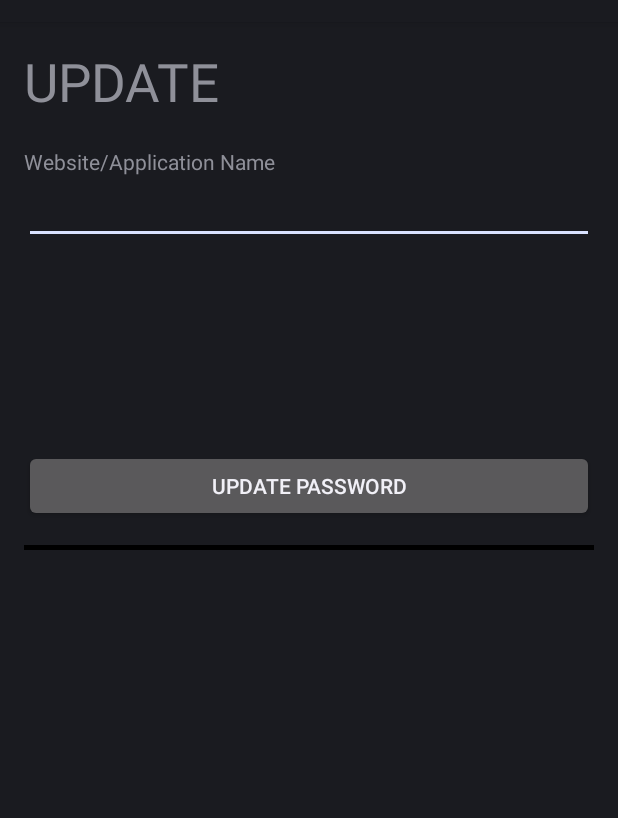
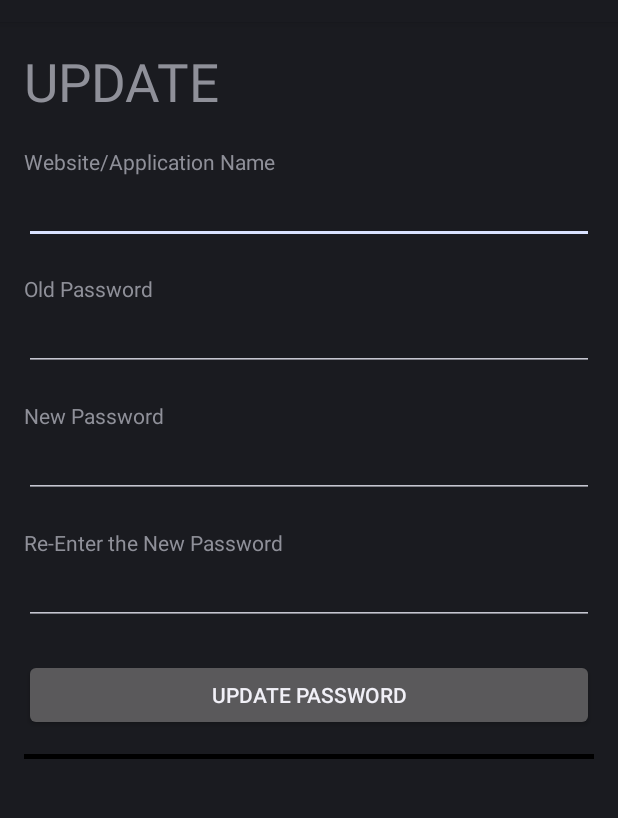
Before and after one commit to dcam90/RemPas, an Android app: the Main5Activity screen opened directly, with no data from a screen before it, on a phone screen of 412 x 824 dp, the part 62-880 px from its top. Run offline under Robolectric (Android 15) with nearby library versions, the phone set to English and light mode, and no system bars.

Commit message:
6/16/2017

```diff
--- a/app/src/main/java/multitouch/android/vogella/com/rempas/Main2Activity.java
+++ b/app/src/main/java/multitouch/android/vogella/com/rempas/Main2Activity.java
@@ -37,7 +37,7 @@ public class Main2Activity extends Activity {
             case R.id.retrieval:
                 startActivity(new Intent(this, Main3Activity.class));
             case R.id.replacement:
-                return true;
+                startActivity(new Intent(this, Main5Activity.class));
             case R.id.deletion:
                 startActivity(new Intent(this, Main4Activity.class));
             default:
--- a/app/src/main/java/multitouch/android/vogella/com/rempas/Main3Activity.java
+++ b/app/src/main/java/multitouch/android/vogella/com/rempas/Main3Activity.java
@@ -38,7 +38,7 @@ public class Main3Activity extends Activity {
             case R.id.retrieval:
                 return true;
             case R.id.replacement:
-                return true;
+                startActivity(new Intent(this, Main5Activity.class));
             case R.id.deletion:
                 startActivity(new Intent(this, Main4Activity.class));
             default:
--- a/app/src/main/java/multitouch/android/vogella/com/rempas/Main4Activity.java
+++ b/app/src/main/java/multitouch/android/vogella/com/rempas/Main4Activity.java
@@ -37,7 +37,7 @@ public class Main4Activity extends Activity {
             case R.id.retrieval:
                 startActivity(new Intent(this, Main3Activity.class));
             case R.id.replacement:
-                return true;
+                startActivity(new Intent(this, Main5Activity.class));
             case R.id.deletion:
                 return true;
             default:
--- a/app/src/main/res/layout/activity_main2.xml
+++ b/app/src/main/res/layout/activity_main2.xml
@@ -65,7 +65,7 @@
 
     <EditText
         android:id="@+id/txtPassword"
-        android:inputType="text"
+        android:inputType="textPassword"
         android:layout_width="fill_parent"
         android:layout_height="wrap_content"
         android:ems="10"
--- a/app/src/main/res/layout/activty_main5.xml
+++ b/app/src/main/res/layout/activty_main5.xml
@@ -12,8 +12,35 @@
         android:layout_width="wrap_content"
         android:layout_height="wrap_content"
         android:text="@string/title"
-        android:id="@+id/deleteView"
+        android:id="@+id/replaceView"
         android:layout_below="@+id/updatetitle"
+        android:layout_alignParentStart="true"
+        android:layout_marginTop="20dp" />
+
+    <TextView
+        android:layout_width="wrap_content"
+        android:layout_height="wrap_content"
+        android:text="@string/old_pass"
+        android:id="@+id/oldView"
+        android:layout_below="@+id/replaceEdit"
+        android:layout_alignParentStart="true"
+        android:layout_marginTop="20dp" />
+
+    <TextView
+        android:layout_width="wrap_content"
+        android:layout_height="wrap_content"
+        android:text="@string/new_pass"
+        android:id="@+id/newView"
+        android:layout_below="@+id/oldEdit"
+        android:layout_alignParentStart="true"
+        android:layout_marginTop="20dp" />
+
+    <TextView
+        android:layout_width="wrap_content"
+        android:layout_height="wrap_content"
+        android:text="@string/new_pass_con"
+        android:id="@+id/newConfView"
+        android:layout_below="@+id/newEdit"
         android:layout_alignParentStart="true"
         android:layout_marginTop="20dp" />
 
@@ -28,8 +55,35 @@
     <EditText
         android:layout_width="wrap_content"
         android:layout_height="wrap_content"
-        android:id="@+id/deleteEdit"
-        android:layout_below="@+id/deleteView"
+        android:id="@+id/replaceEdit"
+        android:layout_below="@+id/replaceView"
+        android:layout_alignParentStart="true"
+        android:layout_alignParentEnd="true" />
+
+    <EditText
+        android:layout_width="wrap_content"
+        android:layout_height="wrap_content"
+        android:inputType="textPassword"
+        android:id="@+id/oldEdit"
+        android:layout_below="@+id/oldView"
+        android:layout_alignParentStart="true"
+        android:layout_alignParentEnd="true" />
+
+    <EditText
+        android:layout_width="wrap_content"
+        android:layout_height="wrap_content"
+        android:inputType="textPassword"
+        android:id="@+id/newEdit"
+        android:layout_below="@+id/newView"
+        android:layout_alignParentStart="true"
+        android:layout_alignParentEnd="true" />
+
+    <EditText
+        android:layout_width="wrap_content"
+        android:layout_height="wrap_content"
+        android:inputType="textPassword"
+        android:id="@+id/newConfEdit"
+        android:layout_below="@+id/newConfView"
         android:layout_alignParentStart="true"
         android:layout_alignParentEnd="true" />
 
@@ -39,10 +93,10 @@
         android:layout_height="wrap_content"
         android:onClick="onClickReplacePass"
         android:text="@string/update_button"
-        android:layout_below="@+id/deleteEdit"
-        android:layout_marginTop="137dp"
-        android:layout_alignParentEnd="true"
-        android:layout_alignParentStart="true" />
+        android:layout_marginTop="68dp"
+        android:layout_below="@+id/newConfView"
+        android:layout_alignParentStart="true"
+        android:layout_alignParentEnd="true" />
 
     <TextView
         android:id="@+id/updatetitle"
--- a/app/src/main/res/values/strings.xml
+++ b/app/src/main/res/values/strings.xml
@@ -3,9 +3,12 @@
     <string name="action_settings">Menu</string>
     <string name="title_activity_main2">Main2Activity</string>
     <string name="title">Website/Application Name</string>
+    <string name="old_pass">Old Password</string>
     <string name="password_search">Retrieve Password</string>
     <string name="delete_button">Delete Password</string>
     <string name="update_button">Update Password</string>
+    <string name="new_pass">New Password</string>
+    <string name="new_pass_con">Re-Enter the New Password</string>
     <string name="btn_add">Add Password</string>
     <string name="password">Password</string>
     <string name="note">Note (Optional)</string>
```
Also changed, not shown: app/build.gradle (+4 -3 lines), app/src/main/java/multitouch/android/vogella/com/rempas/Main5Activity.java (+28 -5 lines).
